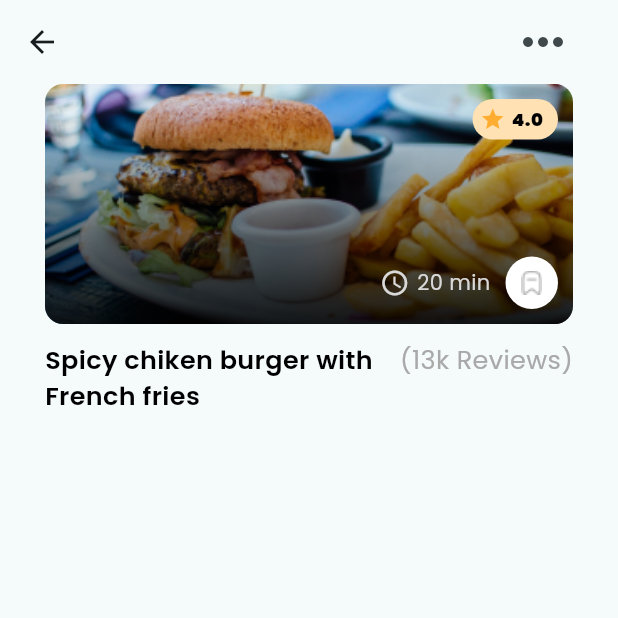
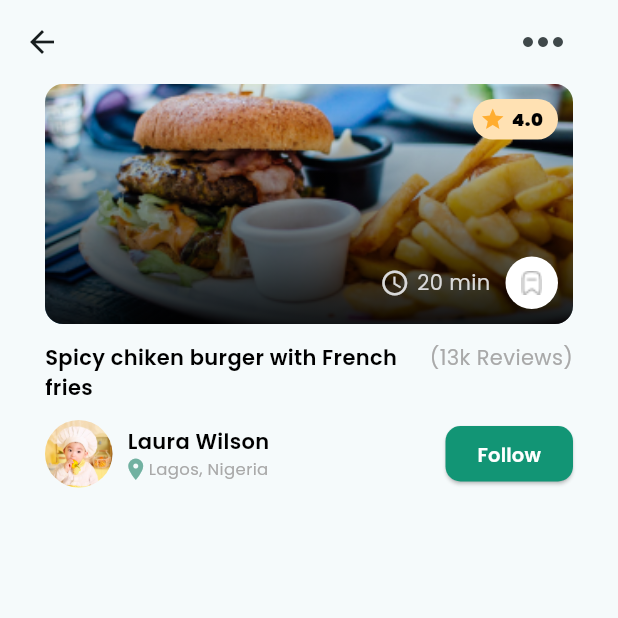
Before and after one commit to Manufacturer1/recipee_app, a Flutter app: the RecipeDetailsPage screen opened directly, on a phone screen of 412 x 824 dp, the top half of it. Run offline on Flutter 3.47's test engine with Material 3 defaults, Android fonts, the phone set to English and light mode, and no system bars; our stand-ins replace google_fonts.

Commit message:
feat: added chef profile component

```diff
--- a/lib/views/pages/recipe_details_page.dart
+++ b/lib/views/pages/recipe_details_page.dart
@@ -1,5 +1,6 @@
 import 'package:flutter/material.dart';
 import 'package:google_fonts/google_fonts.dart';
+import 'package:recipee_app/widgets/chef_profile.dart';
 import 'package:recipee_app/widgets/hero.dart';
 
 class RecipeDetailsPage extends StatelessWidget {
@@ -33,7 +34,7 @@ class RecipeDetailsPage extends StatelessWidget {
                       style: GoogleFonts.poppins(
                         color: Colors.black,
                         fontWeight: FontWeight.w600,
-                        fontSize: 17,
+                        fontSize: 14,
                       ),
                     ),
                   ),
@@ -43,12 +44,13 @@ class RecipeDetailsPage extends StatelessWidget {
                     style: TextStyle(
                       color: Color(0xffA9A9A9),
                       fontWeight: FontWeight.w400,
-                      fontSize: 17,
+                      fontSize: 14,
                     ),
                   ),
                 ],
               ),
             ),
+            ChefProfile(),
           ],
         ),
       ),
--- /dev/null
+++ b/lib/widgets/chef_profile.dart
@@ -0,0 +1,75 @@
+import 'package:flutter/material.dart';
+import 'package:recipee_app/widgets/custom_eleveted_btn.dart';
+
+class ChefProfile extends StatelessWidget {
+  const ChefProfile({super.key});
+
+  @override
+  Widget build(BuildContext context) {
+    return Padding(
+      padding: EdgeInsets.symmetric(horizontal: 30, vertical: 12),
+      child: Row(
+        mainAxisAlignment: MainAxisAlignment.spaceBetween,
+        children: [
+          Row(
+            mainAxisAlignment: MainAxisAlignment.center,
+            children: [
+              ClipOval(
+                child: Image.asset(
+                  "assets/reviewer_2.png",
+                  width: 45,
+                  height: 45,
+                  fit: BoxFit.cover,
+                ),
+              ),
+              SizedBox(width: 10),
+              Column(
+                crossAxisAlignment: CrossAxisAlignment.start,
+                children: [
+                  Text(
+                    "Laura Wilson",
+                    style: const TextStyle(
+                      color: Colors.black,
+                      fontSize: 14,
+                      fontWeight: FontWeight.w600,
+                    ),
+                  ),
+                  Row(
+                    children: [
+                      Transform.translate(
+                        offset: const Offset(-3, 0),
+                        child: const Icon(
+                          Icons.location_on,
+                          size: 17,
+                          color: Color(0xff71B1A1),
+                        ),
+                      ),
+                      Transform.translate(
+                        offset: const Offset(-3, 0),
+                        child: const Text(
+                          "Lagos, Nigeria",
+                          style: TextStyle(
+                            color: Color(0xffA9A9A9),
+                            fontSize: 11,
+                          ),
+                        ),
+                      ),
+                    ],
+                  ),
+                ],
+              ),
+            ],
+          ),
+          CustomElevatedButton(
+            text: "Follow",
+            btnHeight: 37,
+            btnWidth: 85,
+            xPadding: 20,
+            yPadding: 10,
+            fontSize: 13,
+          ),
+        ],
+      ),
+    );
+  }
+}
--- /dev/null
+++ b/lib/widgets/custom_eleveted_btn.dart
@@ -0,0 +1,46 @@
+import 'package:flutter/material.dart';
+
+class CustomElevatedButton extends StatelessWidget {
+  final String text;
+  final double btnWidth;
+  final double btnHeight;
+  final double xPadding;
+  final double yPadding;
+  final double fontSize;
+
+  const CustomElevatedButton({
+    super.key,
+    required this.text,
+    required this.btnWidth,
+    required this.btnHeight,
+    required this.xPadding,
+    required this.yPadding,
+    required this.fontSize,
+  });
+
+  @override
+  Widget build(BuildContext context) {
+    return SizedBox(
+      width: btnWidth,
+      height: btnHeight,
+      child: ElevatedButton(
+        onPressed: () {},
+        style: ElevatedButton.styleFrom(
+          backgroundColor: Color(0xff129575), // Green color
+          foregroundColor: Colors.white, // White text
+          shape: RoundedRectangleBorder(
+            borderRadius: BorderRadius.circular(10),
+          ),
+          padding: EdgeInsets.symmetric(
+            horizontal: xPadding,
+            vertical: yPadding,
+          ),
+        ),
+        child: Text(
+          text,
+          style: TextStyle(fontSize: fontSize, fontWeight: FontWeight.w600),
+        ),
+      ),
+    );
+  }
+}
```
